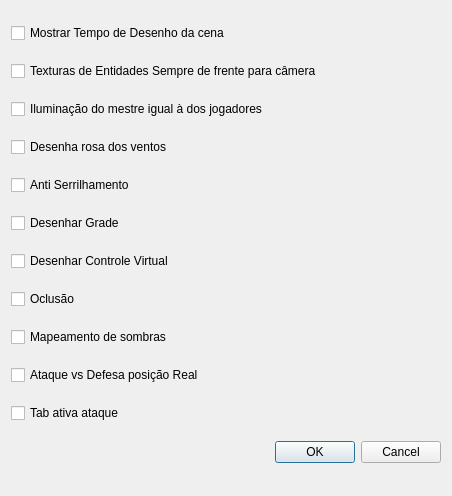
This is ifg/qt/ui/opcoes.ui in matferib/tabuleiro-virtual as Qt 5 draws it before an edit. The edited form follows.
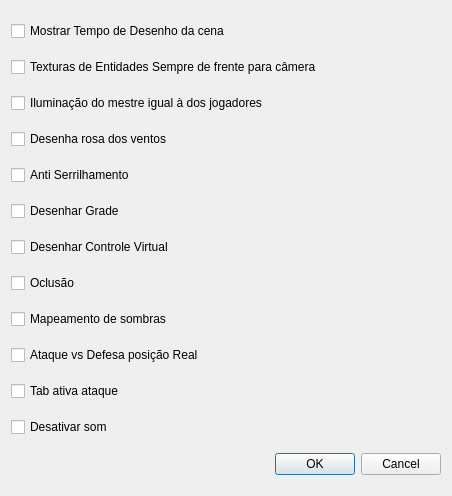
This is the edited form.

Commit message: desativar som

Diff of the .ui file:
```diff
--- a/ifg/qt/ui/opcoes.ui
+++ b/ifg/qt/ui/opcoes.ui
@@ -91,6 +91,13 @@
      </property>
     </widget>
    </item>
+   <item>
+    <widget class="QCheckBox" name="checkbox_desativar_som">
+     <property name="text">
+      <string>Desativar som</string>
+     </property>
+    </widget>
+   </item>
    <item>
     <widget class="QDialogButtonBox" name="buttonBox">
      <property name="orientation">
```
The commit also changes 4 other files.
